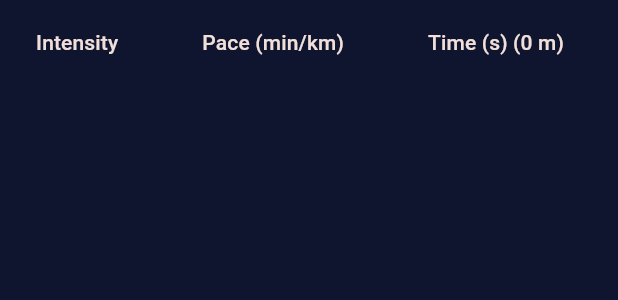
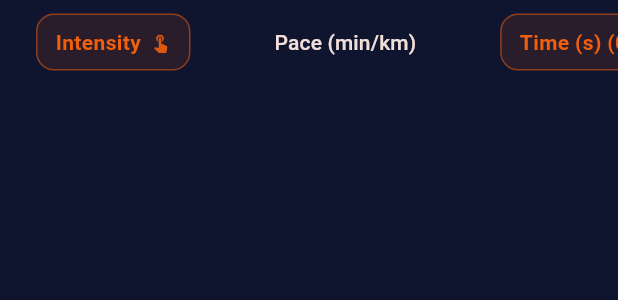
Before and after one commit to lougau92/vma-running, a Flutter app: the VmaPaceTable widget shown alone on an empty page, opened directly with empty values, on a phone screen of 412 x 824 dp. Shown: the top 300 px of the screen. Run offline on Flutter 3.47's test engine with Material 3 defaults, Android fonts, the phone set to English and light mode, and no system bars; our stand-ins replace flutter_cache_manager, shared_preferences; accounts and stored records are empty.

Commit message:
update inkwell buttons

```diff
--- /dev/null
+++ b/lib/interactive_header.dart
@@ -0,0 +1,85 @@
+import 'package:flutter/material.dart';
+
+class InteractiveHeader extends StatelessWidget {
+  const InteractiveHeader({
+    super.key,
+    required this.label,
+    this.icon,
+    this.onTap,
+    this.tooltip,
+    this.compact = false,
+  });
+
+  final String label;
+  final IconData? icon;
+  final VoidCallback? onTap;
+  final String? tooltip;
+  final bool compact;
+
+  @override
+  Widget build(BuildContext context) {
+    final theme = Theme.of(context);
+    final colorScheme = theme.colorScheme;
+    final enabled = onTap != null;
+
+    final resolvedTextColor = enabled
+        ? colorScheme.primary
+        : theme.textTheme.bodyMedium?.color ?? colorScheme.onSurface;
+
+    final labelStyle = theme.textTheme.bodyMedium?.copyWith(
+      fontWeight: FontWeight.w600,
+      color: resolvedTextColor.withOpacity(enabled ? 1 : 0.7),
+    );
+
+    List<Widget> iconWidget = icon != null
+        ? [Icon(icon, size: 24, color: resolvedTextColor), SizedBox(width: 6)]
+        : [SizedBox.shrink()];
+
+    final content = AnimatedContainer(
+      duration: const Duration(milliseconds: 160),
+      padding: compact
+          ? const EdgeInsets.symmetric(horizontal: 10, vertical: 6)
+          : const EdgeInsets.symmetric(horizontal: 12, vertical: 8),
+      decoration: BoxDecoration(
+        color: colorScheme.primary.withOpacity(enabled ? 0.12 : 0.05),
+        borderRadius: BorderRadius.circular(12),
+        border: Border.all(
+          color: colorScheme.primary.withOpacity(enabled ? 0.5 : 0.2),
+        ),
+      ),
+      child: Row(
+        mainAxisSize: MainAxisSize.min,
+        children: [
+          if (iconWidget.isNotEmpty) ...iconWidget,
+          Flexible(
+            child: Text(
+              label,
+              overflow: TextOverflow.ellipsis,
+              style: labelStyle,
+            ),
+          ),
+          if (enabled) ...[
+            const SizedBox(width: 6),
+            Icon(
+              Icons.touch_app,
+              size: 14,
+              color: resolvedTextColor.withOpacity(0.9),
+            ),
+          ],
+        ],
+      ),
+    );
+
+    final child = tooltip == null
+        ? content
+        : Tooltip(message: tooltip!, child: content);
+
+    return InkWell(
+      onTap: onTap,
+      borderRadius: BorderRadius.circular(12),
+      splashColor: colorScheme.primary.withOpacity(0.16),
+      highlightColor: Colors.transparent,
+      child: child,
+    );
+  }
+}
--- a/lib/vma_table.dart
+++ b/lib/vma_table.dart
@@ -1,5 +1,6 @@
 import 'package:flutter/material.dart';
 import 'app_localizations.dart';
+import 'interactive_header.dart';
 import 'vma_pace.dart';
 
 class VmaPaceTable extends StatelessWidget {
@@ -30,22 +31,18 @@ class VmaPaceTable extends StatelessWidget {
             child: DataTable(
               columns: [
                 DataColumn(
-                  label: InkWell(
+                  label: InteractiveHeader(
+                    label: strings.intensity,
                     onTap: onEditPercentages,
-                    child: Padding(
-                      padding: const EdgeInsets.symmetric(vertical: 8.0),
-                      child: Text(strings.intensity),
-                    ),
+                    tooltip: strings.intensity,
                   ),
                 ),
                 DataColumn(label: Text(strings.pacePerKm)),
                 DataColumn(
-                  label: InkWell(
+                  label: InteractiveHeader(
+                    label: strings.timeForDistanceLabel(distanceMeters),
                     onTap: onEditDistance,
-                    child: Padding(
-                      padding: const EdgeInsets.symmetric(vertical: 8.0),
-                      child: Text(strings.timeForDistanceLabel(distanceMeters)),
-                    ),
+                    tooltip: strings.timeForDistanceLabel(distanceMeters),
                   ),
                 ),
                 DataColumn(label: Text(strings.speedKmh)),
--- a/lib/vma_times_table.dart
+++ b/lib/vma_times_table.dart
@@ -1,5 +1,6 @@
 import 'package:flutter/material.dart';
 import 'app_localizations.dart';
+import 'interactive_header.dart';
 import 'presets.dart';
 import 'time_utils.dart';
 
@@ -37,24 +38,24 @@ class _VmaTimesTableState extends State<VmaTimesTable> {
     final speedMs = widget.speedKmh * 1000 / 3600;
 
     final distanceHeader = SizedBox(
-      width: 150,
-      child: InkWell(
+      width: 170,
+      child: InteractiveHeader(
+        label: strings.distance,
+        icon: Icons.straighten,
         onTap: _distanceFirst ? widget.onEditDistances : null,
-        child: Padding(
-          padding: const EdgeInsets.symmetric(vertical: 4.0),
-          child: Text(strings.distance, overflow: TextOverflow.ellipsis),
-        ),
+        tooltip: strings.distance,
+        compact: true,
       ),
     );
 
     final timeHeader = SizedBox(
-      width: 110,
-      child: InkWell(
+      width: 140,
+      child: InteractiveHeader(
+        label: strings.time,
+        icon: Icons.schedule,
         onTap: !_distanceFirst ? widget.onEditTimes : null,
-        child: Padding(
-          padding: const EdgeInsets.symmetric(vertical: 4.0),
-          child: Text(strings.time, overflow: TextOverflow.ellipsis),
-        ),
+        tooltip: strings.time,
+        compact: true,
       ),
     );
 
```
